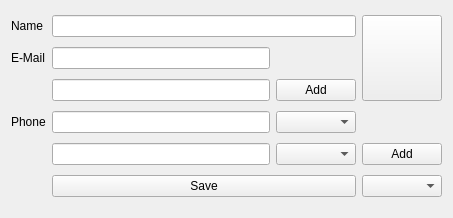
Old version of the form mobile/contacts/editorgeneral.ui in the repository chusopr/kdepim-ktimetracker-akonadi.
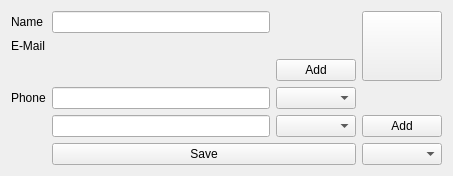
New version of the form. Custom widgets are drawn as their Qt base class.

Commit message: Add custom widget for a line edit + "clear" button. Use for dynamic email address list

Diff of the .ui file:
```diff
--- a/mobile/contacts/editorgeneral.ui
+++ b/mobile/contacts/editorgeneral.ui
@@ -7,12 +7,14 @@
     <x>0</x>
     <y>0</y>
     <width>453</width>
-    <height>218</height>
+    <height>173</height>
    </rect>
   </property>
   <property name="windowTitle">
    <string>Form</string>
   </property>
+  <layout class="QVBoxLayout" name="verticalLayout">
+   <item>
   <layout class="QGridLayout" name="gridLayout">
    <item row="0" column="0">
     <widget class="QLabel" name="label">
@@ -21,7 +23,7 @@
      </property>
     </widget>
    </item>
-   <item row="0" column="1" colspan="2">
+     <item row="0" column="1">
     <widget class="QLineEdit" name="fullName"/>
    </item>
    <item row="0" column="3" rowspan="3">
@@ -45,10 +47,10 @@
     </widget>
    </item>
    <item row="1" column="1">
-    <widget class="QLineEdit" name="email1"/>
+      <widget class="MobileLineEdit" name="email1" native="true"/>
    </item>
    <item row="2" column="1">
-    <widget class="QLineEdit" name="email2"/>
+      <widget class="MobileLineEdit" name="email2" native="true"/>
    </item>
    <item row="2" column="2">
     <widget class="QPushButton" name="addEmailButton">
@@ -94,6 +96,21 @@
     <widget class="Akonadi::CollectionComboBox" name="collectionSelector"/>
    </item>
   </layout>
+   </item>
+   <item>
+    <spacer name="verticalSpacer">
+     <property name="orientation">
+      <enum>Qt::Vertical</enum>
+     </property>
+     <property name="sizeHint" stdset="0">
+      <size>
+       <width>20</width>
+       <height>8</height>
+      </size>
+     </property>
+    </spacer>
+   </item>
+  </layout>
  </widget>
  <customwidgets>
   <customwidget>
@@ -106,6 +123,11 @@
    <extends>QComboBox</extends>
    <header>phonetypecombo.h</header>
   </customwidget>
+  <customwidget>
+   <class>MobileLineEdit</class>
+   <extends>QWidget</extends>
+   <header>mobilelineedit.h</header>
+  </customwidget>
  </customwidgets>
  <resources/>
  <connections/>
```
Lines whose indentation alone changed are shown as unchanged. The commit also changes 5 other files.
